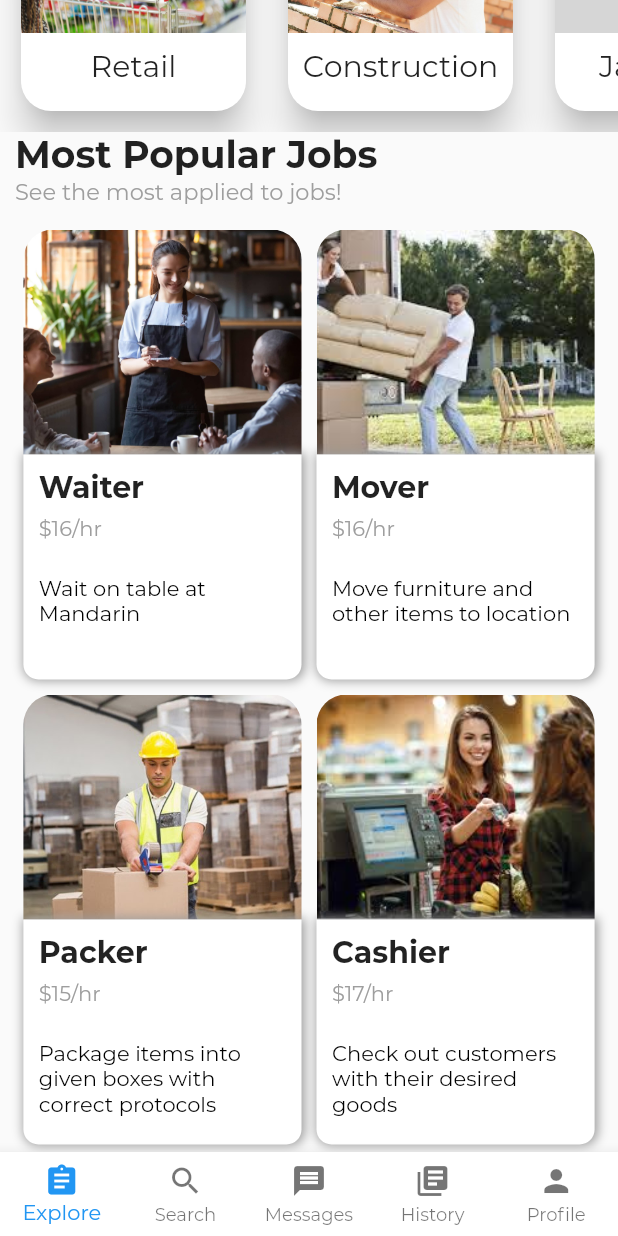
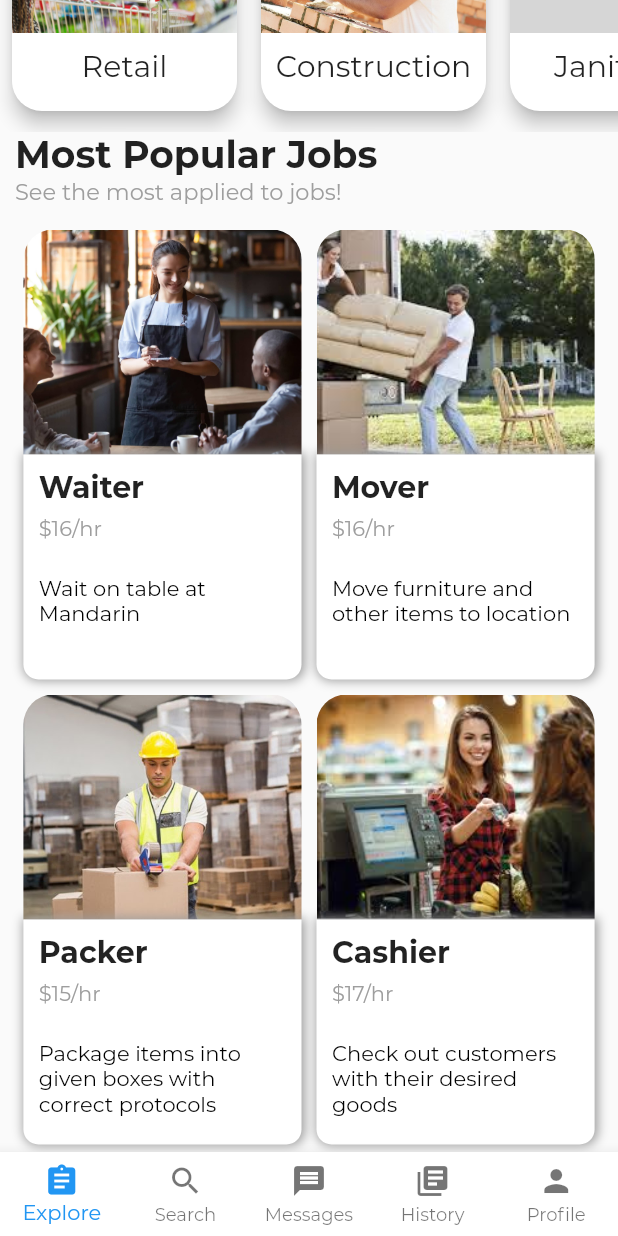
Before and after one commit to dart-dinosaurs/hyred, a Flutter app: the Home screen opened directly, scrolled down 242 dp, on a phone screen of 412 x 824 dp. Run offline on Flutter 3.47's test engine with Material 2 defaults, Android fonts, the phone set to English and light mode, and no system bars; our stand-ins replace cloud_firestore, firebase_auth, image_cropper, image_picker, toggle_switch; missing offline and left inert: dart:ffi, flappy_search_bar; accounts and stored records are empty; project files that could hold a hidden picture were left out; grey boxes are pictures that could not be loaded.

Commit message:
fixed line and spacing

```diff
--- a/lib/screens/seeker-screens/Newexplore.dart
+++ b/lib/screens/seeker-screens/Newexplore.dart
@@ -42,16 +42,16 @@ class NewExplore extends StatelessWidget {
             children: <Widget>[
               Container(
                 child: DiscoverCard('assets/images/retail.jpg', "Retail", jobs),
-                padding: EdgeInsets.fromLTRB(10, 10, 10, 10),
+                padding: EdgeInsets.fromLTRB(4, 10, 4, 10),
               ),
               Container(
                 child: DiscoverCard(
                     'assets/images/BrickLayer.jpg', "Construction", jobs),
-                padding: EdgeInsets.fromLTRB(10, 10, 10, 10),
+                padding: EdgeInsets.fromLTRB(4, 10, 4, 10),
               ),
               Container(
                 child: DiscoverCard('assets/images/cleaning.jpg', "Janitorial", jobs),
-                padding: EdgeInsets.fromLTRB(10, 10, 10, 10),
+                padding: EdgeInsets.fromLTRB(4, 10, 4, 10),
               ),
             ],
           )),
--- a/lib/screens/widgets/discoverCard.dart
+++ b/lib/screens/widgets/discoverCard.dart
@@ -19,7 +19,7 @@ class DiscoverCard extends StatelessWidget {
       ),
 
       child: Card(
-        elevation: 10,
+        elevation: 5,
         shape: RoundedRectangleBorder(borderRadius: BorderRadius.circular(20)),
         child: Column(children: <Widget>[
           ClipRRect(
```
